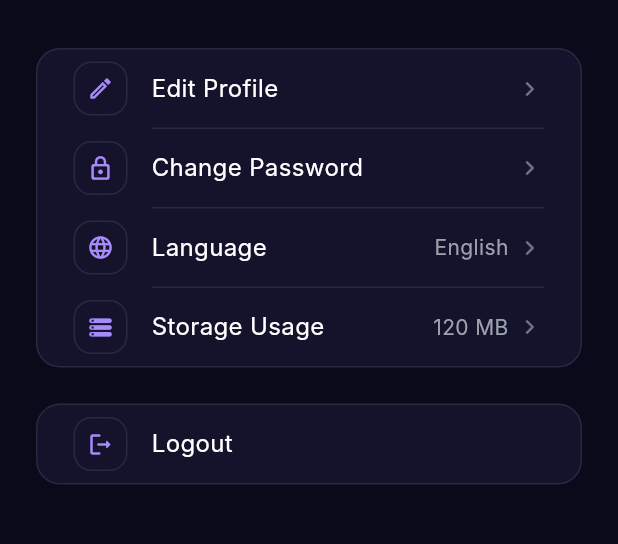
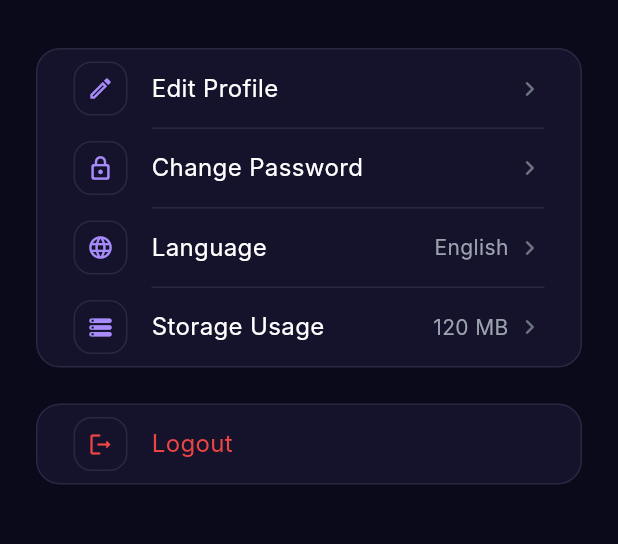
Before and after one commit to zilerehman2005/VoicePilotAI, a Flutter app: the ProfilePage screen opened directly, on a phone screen of 412 x 824 dp, the part 414-958 px from its top. Run offline on Flutter 3.47's test engine with Material 3 defaults, Android fonts, the phone set to English and light mode, and no system bars; our stand-ins replace flutter_riverpod; Roboto replaces fonts that are missing (Inter).

Commit message:
feat(shared): add destructive variant to setting tile
Renders icon, title, and chevron in AppColors.error when destructive is set, used by the Logout row.

```diff
--- a/lib/shared/widgets/cards/setting_tile.dart
+++ b/lib/shared/widgets/cards/setting_tile.dart
@@ -14,6 +14,7 @@ class SettingTile extends StatelessWidget {
     this.value,
     this.trailing,
     this.showChevron = true,
+    this.destructive = false,
     this.onTap,
   });
 
@@ -22,10 +23,16 @@ class SettingTile extends StatelessWidget {
   final String? value;
   final Widget? trailing;
   final bool showChevron;
+
+  /// Renders the row in AppColors.error for destructive actions like Logout.
+  final bool destructive;
   final VoidCallback? onTap;
 
   @override
   Widget build(BuildContext context) {
+    final Color accent = destructive ? AppColors.error : AppColors.primaryLight;
+    final Color titleColor =
+        destructive ? AppColors.error : AppColors.textPrimary;
     return InkWell(
       onTap: onTap,
       borderRadius: BorderRadius.circular(AppRadius.md),
@@ -48,7 +55,7 @@ class SettingTile extends StatelessWidget {
                 child: Icon(
                   icon,
                   size: 18,
-                  color: AppColors.primaryLight,
+                  color: accent,
                 ),
               ),
               const SizedBox(width: AppSpacing.md),
@@ -56,7 +63,7 @@ class SettingTile extends StatelessWidget {
             Expanded(
               child: Text(
                 title,
-                style: AppTypography.bodyLarge,
+                style: AppTypography.bodyLarge.copyWith(color: titleColor),
                 maxLines: 1,
                 overflow: TextOverflow.ellipsis,
               ),
@@ -69,10 +76,10 @@ class SettingTile extends StatelessWidget {
                 const SizedBox(width: AppSpacing.xs),
               ],
               if (showChevron)
-                const Icon(
+                Icon(
                   Icons.chevron_right_rounded,
                   size: 20,
-                  color: AppColors.textTertiary,
+                  color: destructive ? AppColors.error : AppColors.textTertiary,
                 ),
             ],
           ],
```
